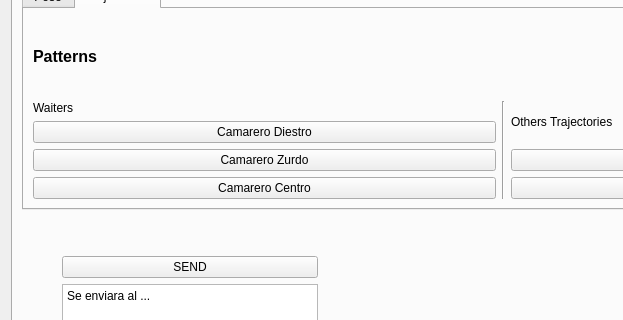
The window that components/inversekinematicsTesterComp/src/guiDlg.ui (robocomp/robocomp-shelly) describes before a commit, drawn with Qt 5; both pictures show x 0 to 623 and y 382 to 702 of the 1007 by 1106 pixel window.
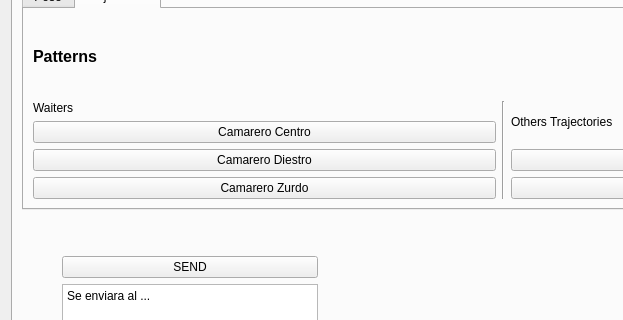
The same window after the commit. The open tabs and pages were chosen to show the change.

The edit to the form file:
```diff
--- a/components/inversekinematicsTesterComp/src/guiDlg.ui
+++ b/components/inversekinematicsTesterComp/src/guiDlg.ui
@@ -632,6 +632,13 @@
                      </property>
                     </widget>
                    </item>
+                   <item>
+                    <widget class="QPushButton" name="camareroCentroButton">
+                     <property name="text">
+                      <string>Camarero Centro</string>
+                     </property>
+                    </widget>
+                   </item>
                    <item>
                     <widget class="QPushButton" name="camareroDiestroButton">
                      <property name="text">
@@ -646,13 +653,6 @@
                      </property>
                     </widget>
                    </item>
-                   <item>
-                    <widget class="QPushButton" name="camareroCentroButton">
-                     <property name="text">
-                      <string>Camarero Centro</string>
-                     </property>
-                    </widget>
-                   </item>
                   </layout>
                  </item>
                  <item>
```
Left out of the diff: 2 changed lines with no effect on the pictures.
